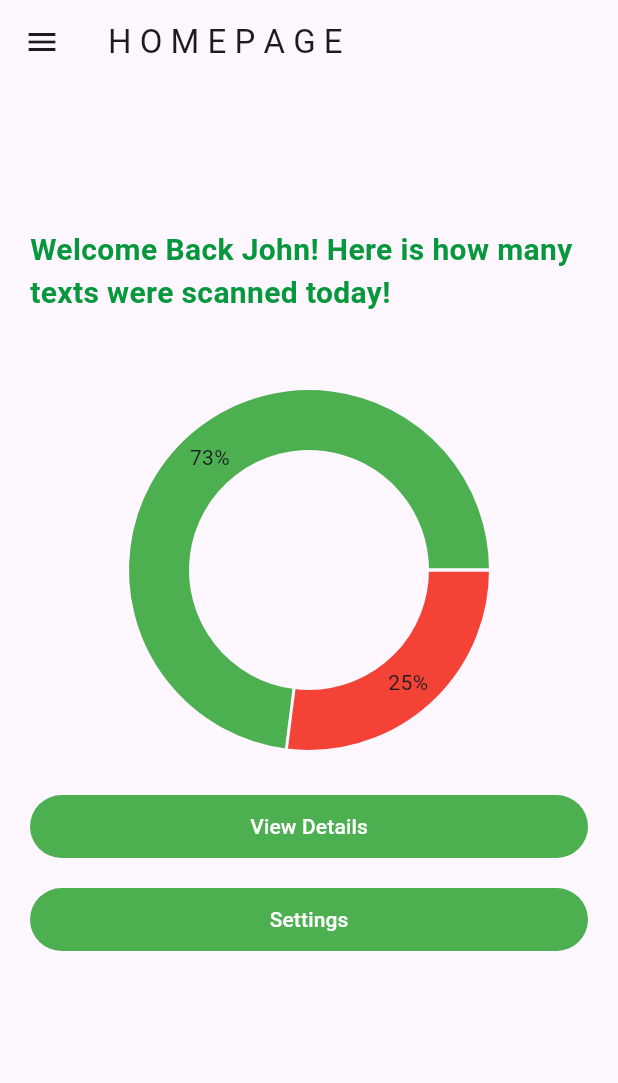
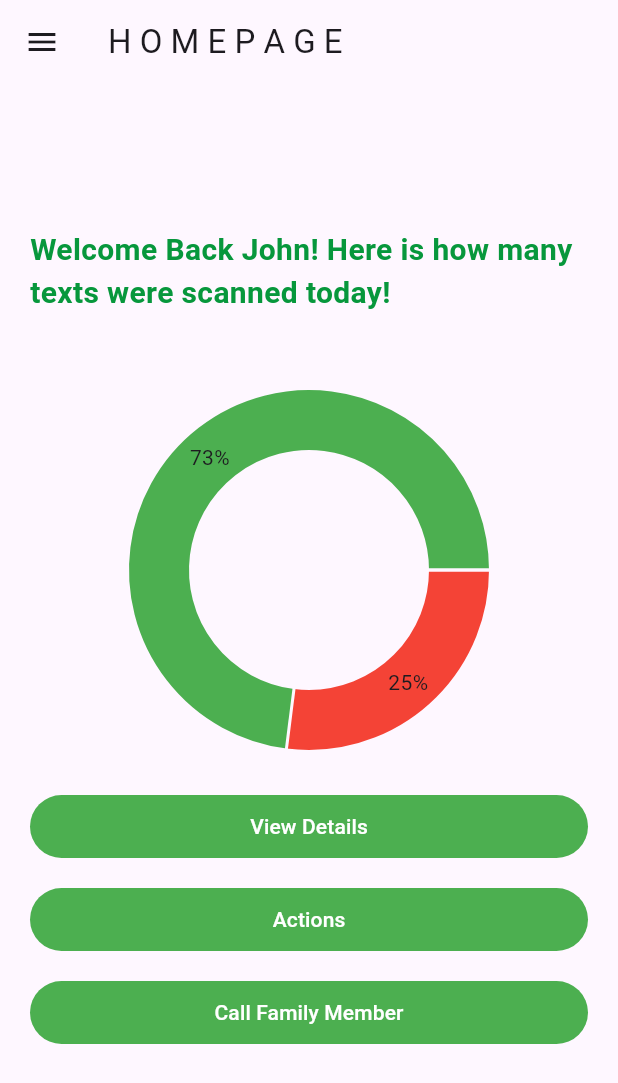
Before and after one commit to archie122/tech-lift-off-app, a Flutter app: the HomePage screen opened by its route, on a phone screen of 412 x 824 dp. Shown: the top 1083 px of the screen. Run offline on Flutter 3.47's test engine with Material 3 defaults, Android fonts, the phone set to English and light mode, and no system bars; drawn by our look-alikes of fl_chart.

```diff
--- a/text_guardian/lib/pages/homepage.dart
+++ b/text_guardian/lib/pages/homepage.dart
@@ -79,7 +79,30 @@ class _HomePageState extends State<HomePage> {
                 const SizedBox(height: 20),
                 TextButton(
                   onPressed: () {},
-                  child: const Text('Settings'),
+                  child: const Text('Actions'),
+                  style: const ButtonStyle(
+                    backgroundColor: MaterialStatePropertyAll(Colors.green),
+                    foregroundColor: MaterialStatePropertyAll(Colors.white),
+                    padding: MaterialStatePropertyAll(
+                      EdgeInsets.symmetric(vertical: 10, horizontal: 20),
+                    ),
+                    shape: MaterialStatePropertyAll(
+                      StadiumBorder(),
+                    ),
+                    minimumSize: MaterialStatePropertyAll(Size.fromHeight(50)),
+                    tapTargetSize: MaterialTapTargetSize.shrinkWrap,
+                    elevation: MaterialStatePropertyAll(0),
+                    shadowColor: MaterialStatePropertyAll(Colors.transparent),
+                    surfaceTintColor:
+                        MaterialStatePropertyAll(Colors.transparent),
+                    visualDensity: VisualDensity.compact,
+                    animationDuration: const Duration(milliseconds: 500),
+                  ),
+                ),
+                const SizedBox(height: 20),
+                TextButton(
+                  onPressed: () {},
+                  child: const Text('Call Family Member'),
                   style: const ButtonStyle(
                     backgroundColor: MaterialStatePropertyAll(Colors.green),
                     foregroundColor: MaterialStatePropertyAll(Colors.white),
@@ -107,26 +130,3 @@ class _HomePageState extends State<HomePage> {
     );
   }
 }
-
-
-// body: Center(
-//         child: Padding(
-//           padding: const EdgeInsets.symmetric(horizontal: 20, vertical: 16),
-//           child: Center(
-//             child: Column(
-//               children: [
-//                 const SizedBox(height: 80),
-//                 const Text(
-//                   'Welcome Back John! Here is how many texts were scanned today!',
-//                   style: TextStyle(
-//                     fontSize: 20,
-//                     fontWeight: FontWeight.bold,
-//                     color: Color.fromARGB(255, 7, 151, 60),
-//                   ),
-//                 ),
-//                 const SizedBox(height: 20),
-//               ],
-//             ),
-//           ),
-//         ),
-//       ),
--- a/text_guardian/pubspec.yaml
+++ b/text_guardian/pubspec.yaml
@@ -36,6 +36,7 @@ dependencies:
   # Use with the CupertinoIcons class for iOS style icons.
   cupertino_icons: ^1.0.6
   fl_chart: ^0.68.0
+  flutter_settings_screens: ^0.3.4
 
 dev_dependencies:
   flutter_test:
```
Also changed, not shown: text_guardian/lib/pages/settings.dart (+104 -0 lines), text_guardian/lib/pages/terms_of_service.dart (added), text_guardian/pubspec.lock, 7 other files.
